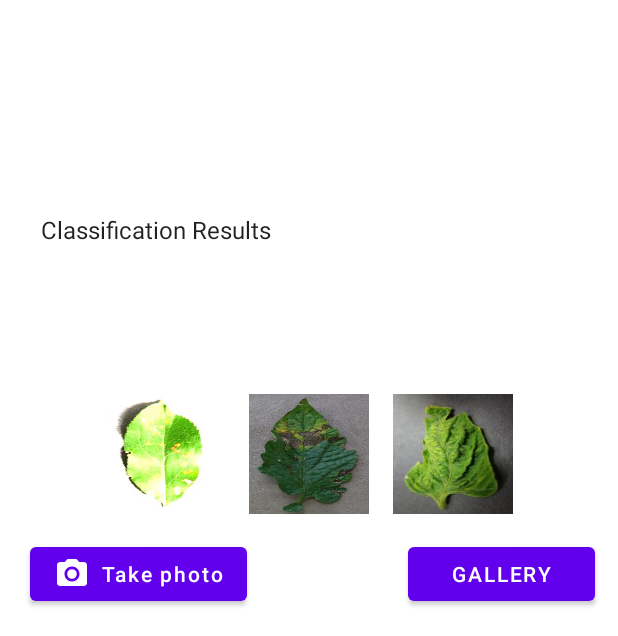
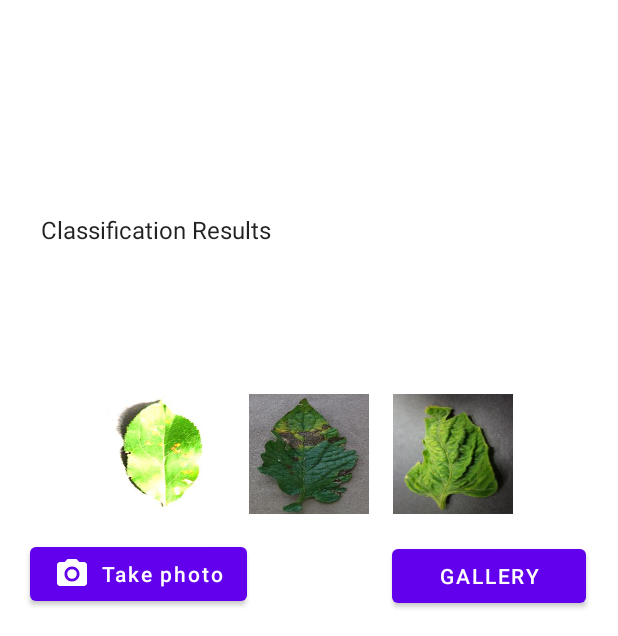
Before and after one commit to 20dchen01/Plant-disease-detection, an Android app: the screen it shows after launch (MainActivity), on a phone screen of 412 x 824 dp, the part 600-1236 px from its top. Run offline under Robolectric (Android 15) with nearby library versions, the phone set to English and light mode, and no system bars; libraries missing offline, so code that uses them is left out: org.tensorflow.lite; pictures from the network do not load.

Commit message:
final touches

```diff
--- a/app/src/main/res/layout/activity_main.xml
+++ b/app/src/main/res/layout/activity_main.xml
@@ -99,14 +99,12 @@
 
     <Button
         android:id="@+id/btn_pick_img"
-        android:layout_width="144dp"
+        android:layout_width="129dp"
         android:layout_height="wrap_content"
         android:layout_alignParentEnd="true"
         android:layout_alignParentBottom="true"
-        android:layout_marginStart="107dp"
-        android:layout_marginEnd="15dp"
-        android:layout_marginBottom="17dp"
-        android:layout_toEndOf="@+id/captureImageFab"
+        android:layout_marginEnd="21dp"
+        android:layout_marginBottom="16dp"
         android:text="Gallery" />
 
 </RelativeLayout>
```
Also changed, not shown: 652 other files.
